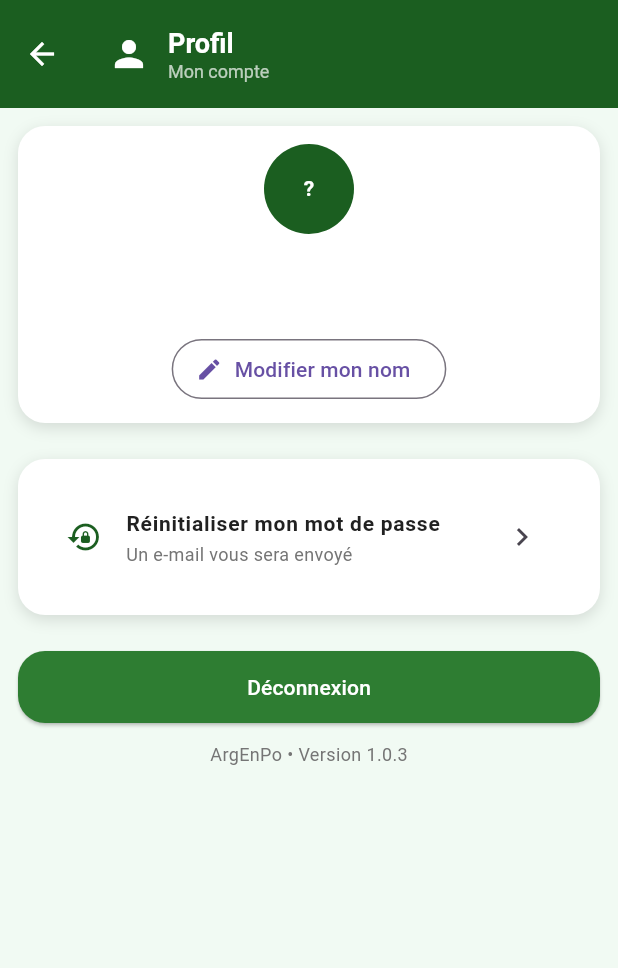
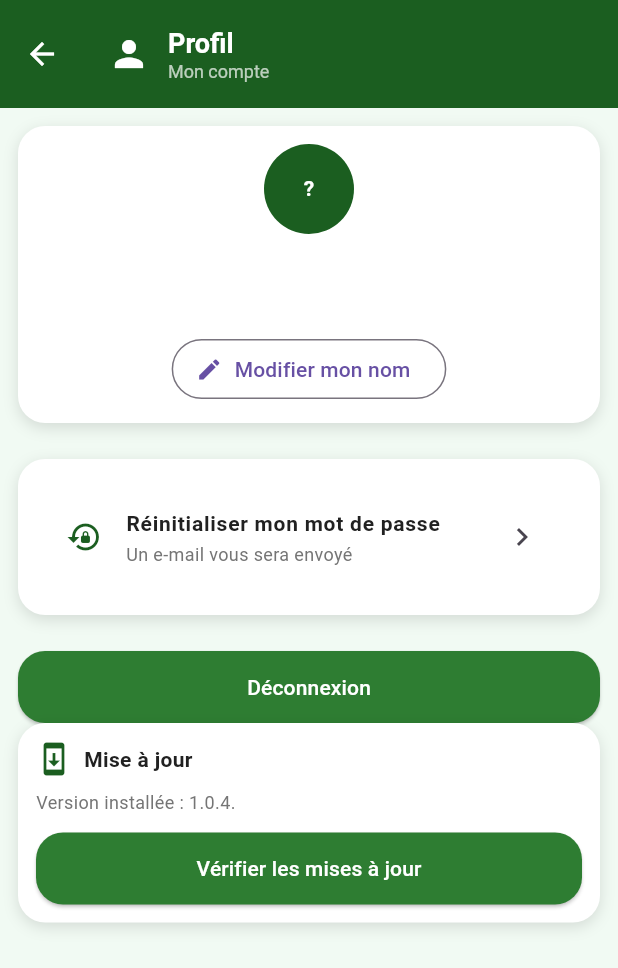
Before and after one commit to Jumeaweb/ArgEnPo, a Flutter app: the ProfileScreen screen opened directly, on a phone screen of 412 x 824 dp. Shown: the top 968 px of the screen. Run offline on Flutter 3.47's test engine with Material 3 defaults, Android fonts, the phone set to English and light mode, and no system bars; our stand-ins replace open_filex, package_info_plus, shared_preferences, supabase_flutter; accounts and stored records are empty; network calls fail.

Commit message:
v1.0.4 : mise à jour in-app (bannière d'accueil, carte Profil, téléchargement APK + installeur)
Generated by Mistral Vibe.
Co-Authored-By: Mistral Vibe <vibe@mistral.ai>

```diff
--- a/lib/screens/home_screen.dart
+++ b/lib/screens/home_screen.dart
@@ -15,6 +15,7 @@ import '../services/repayment_service.dart';
 import '../services/user_service.dart';
 
 import '../theme/theme.dart';
+import '../widgets/update_card.dart';
 import '../widgets/widgets.dart';
 
 import 'create_group_screen.dart';
@@ -316,6 +317,9 @@ class _HomeScreenState extends State<HomeScreen> {
         child: ListView(
           padding: const EdgeInsets.all(AppDimensions.padding),
           children: [
+            // Mise à jour : la carte ne s'affiche que si une nouvelle
+            // version est disponible sur GitHub.
+            const UpdateCard(silentWhenUpToDate: true),
             Text(
               displayName.isEmpty
                   ? 'Bonjour !'
--- a/lib/screens/profile_screen.dart
+++ b/lib/screens/profile_screen.dart
@@ -1,11 +1,11 @@
 import 'package:flutter/material.dart';
-import 'package:package_info_plus/package_info_plus.dart';
 import 'package:supabase_flutter/supabase_flutter.dart';
 
 import '../services/auth_service.dart';
 import '../services/refresh_bus.dart';
 import '../services/user_service.dart';
 import '../theme/theme.dart';
+import '../widgets/update_card.dart';
 import '../widgets/widgets.dart';
 
 import 'login_screen.dart';
@@ -23,14 +23,12 @@ class _ProfileScreenState extends State<ProfileScreen> {
 
   String displayName = '';
   String email = '';
-  String appVersion = '';
   bool saving = false;
 
   @override
   void initState() {
     super.initState();
     loadProfile();
-    loadVersion();
   }
 
   Future<void> loadProfile() async {
@@ -44,16 +42,6 @@ class _ProfileScreenState extends State<ProfileScreen> {
     setState(() {
       displayName = name;
       email = user.email ?? '';
-    });
-  }
-
-  Future<void> loadVersion() async {
-    final packageInfo = await PackageInfo.fromPlatform();
-
-    if (!mounted) return;
-
-    setState(() {
-      appVersion = packageInfo.version;
     });
   }
 
@@ -251,13 +239,7 @@ class _ProfileScreenState extends State<ProfileScreen> {
             text: 'Déconnexion',
             onPressed: _signOut,
           ),
-          const SizedBox(height: AppDimensions.padding),
-          Center(
-            child: Text(
-              appVersion.isEmpty ? 'ArgEnPo' : 'ArgEnPo • Version $appVersion',
-              style: AppTextStyles.subtitle,
-            ),
-          ),
+          const UpdateCard(),
         ],
       ),
     );
--- /dev/null
+++ b/lib/widgets/update_card.dart
@@ -0,0 +1,272 @@
+import 'package:flutter/material.dart';
+import 'package:package_info_plus/package_info_plus.dart';
+
+import '../services/update_service.dart';
+import '../theme/theme.dart';
+import 'widgets.dart';
+
+/// Carte « Mise à jour » :
+/// - en mode [silentWhenUpToDate] (tableau de bord), la carte ne s'affiche
+///   que si une mise à jour est disponible ;
+/// - en mode normal (Profil), la carte est toujours visible avec un bouton
+///   « Vérifier ».
+///
+/// Le flux : vérification auprès de GitHub -> téléchargement APK avec
+/// barre de progression -> ouverture de l'installeur Android. L'utilisateur
+/// confirme alors l'installation (Windows-like) et l'app redémarre sur la
+/// nouvelle version, données conservées.
+class UpdateCard extends StatefulWidget {
+  final bool silentWhenUpToDate;
+
+  const UpdateCard({
+    super.key,
+    this.silentWhenUpToDate = false,
+  });
+
+  @override
+  State<UpdateCard> createState() => _UpdateCardState();
+}
+
+enum _UpdateState {
+  unknown,      // Pas encore vérifié.
+  checking,     // Vérification en cours.
+  upToDate,     // Dernière version installée.
+  available,    // Une nouvelle version existe.
+  downloading,  // Téléchargement en cours.
+  installing,   // Installeur ouvert, l'utilisateur confirme.
+  error,        // Échec (message dans _errorMessage).
+}
+
+class _UpdateCardState extends State<UpdateCard> {
+  _UpdateState _state = _UpdateState.unknown;
+  String? _errorMessage;
+  String _currentVersion = '';
+  String _latestVersion = '';
+  double _progress = 0;
+
+  @override
+  void initState() {
+    super.initState();
+
+    PackageInfo.fromPlatform().then((info) {
+      if (!mounted) return;
+      setState(() => _currentVersion = info.version);
+
+      // Dès l'ouverture, la vérification est faite (silencieuse en cas
+      // d'échec réseau : on n'accable pas l'utilisateur sans le wifi).
+      _check(manual: false);
+    });
+  }
+
+  Future<void> _check({required bool manual}) async {
+    if (_state == _UpdateState.checking || _state == _UpdateState.downloading) {
+      return;
+    }
+
+    setState(() {
+      _state = _UpdateState.checking;
+      _errorMessage = null;
+    });
+
+    try {
+      final check = await UpdateService.instance.checkForUpdate(
+        currentVersion: _currentVersion,
+      );
+
+      if (!mounted) return;
+
+      setState(() {
+        _latestVersion = check.latestVersion;
+        _state = check.updateAvailable
+            ? _UpdateState.available
+            : _UpdateState.upToDate;
+      });
+    } on UpdateException catch (e) {
+      if (!mounted) return;
+
+      setState(() {
+        _state = manual ? _UpdateState.error : _UpdateState.unknown;
+        _errorMessage = e.message;
+      });
+    } catch (e) {
+      if (!mounted) return;
+
+      setState(() {
+        _state = manual ? _UpdateState.error : _UpdateState.unknown;
+        _errorMessage = 'Erreur inattendue : $e';
+      });
+    }
+  }
+
+  Future<void> _install() async {
+    setState(() {
+      _state = _UpdateState.downloading;
+      _progress = 0;
+    });
+
+    try {
+      await UpdateService.instance.downloadAndInstall(
+        onProgress: (p) {
+          if (!mounted) return;
+          setState(() => _progress = p);
+        },
+      );
+
+      if (!mounted) return;
+
+      // L'installeur Android est ouvert : l'utilisateur confirme
+      // l'installation (et autorise « apps inconnues » la première fois).
+      setState(() => _state = _UpdateState.installing);
+    } on UpdateException catch (e) {
+      if (!mounted) return;
+
+      setState(() {
+        _state = _UpdateState.error;
+        _errorMessage = e.message;
+      });
+    } catch (e) {
+      if (!mounted) return;
+
+      setState(() {
+        _state = _UpdateState.error;
+        _errorMessage = 'Erreur pendant la mise à jour : $e';
+      });
+    }
+  }
+
+  @override
+  Widget build(BuildContext context) {
+    if (_state == _UpdateState.unknown && widget.silentWhenUpToDate) {
+      // Pas de mise à jour (ou réseau indisponible) : rien à afficher.
+      return const SizedBox.shrink();
+    }
+
+    return AppCard(
+      padding: const EdgeInsets.all(AppDimensions.padding),
+      child: Column(
+        crossAxisAlignment: CrossAxisAlignment.start,
+        children: [
+          Row(
+            children: [
+              const Icon(Icons.system_update, color: AppColors.primary),
+              const SizedBox(width: 8),
+              Expanded(
+                child: Text(
+                  'Mise à jour',
+                  style: AppTextStyles.title,
+                ),
+              ),
+            ],
+          ),
+          const SizedBox(height: 8),
+          _buildBody(),
+        ],
+      ),
+    );
+  }
+
+  Widget _buildBody() {
+    switch (_state) {
+      case _UpdateState.checking:
+        return const Row(
+          children: [
+            SizedBox(
+              width: 16,
+              height: 16,
+              child: CircularProgressIndicator(strokeWidth: 2),
+            ),
+            SizedBox(width: 12),
+            Expanded(
+              child: Text(
+                'Vérification de la dernière version…',
+                style: AppTextStyles.subtitle,
+              ),
+            ),
+          ],
+        );
+
+      case _UpdateState.upToDate:
+        return Text(
+          'ArgEnPo $_currentVersion est à jour.',
+          style: AppTextStyles.subtitle,
+        );
+
+      case _UpdateState.available:
+        return Column(
+          crossAxisAlignment: CrossAxisAlignment.start,
+          children: [
+            Text(
+              'Nouvelle version $_latestVersion disponible '
+              '(version installée : $_currentVersion).',
+              style: AppTextStyles.subtitle,
+            ),
+            const SizedBox(height: 12),
+            AppButton(
+              text: 'Mettre à jour',
+              icon: Icons.download,
+              onPressed: _install,
+            ),
+          ],
+        );
+
+      case _UpdateState.downloading:
+        return Column(
+          crossAxisAlignment: CrossAxisAlignment.start,
+          children: [
+            Text(
+              'Téléchargement… ${(_progress * 100).round()} %',
+              style: AppTextStyles.subtitle,
+            ),
+            const SizedBox(height: 8),
+            LinearProgressIndicator(value: _progress > 0 ? _progress : null),
+          ],
+        );
+
+      case _UpdateState.installing:
+        return Column(
+          crossAxisAlignment: CrossAxisAlignment.start,
+          children: [
+            Text(
+              'Confirmez l\'installation dans l\'écran système qui s\'est '
+              'ouvert. ArgEnPo redémarrera avec la nouvelle version et vos '
+              'données seront conservées.',
+              style: AppTextStyles.subtitle,
+            ),
+          ],
+        );
+
+      case _UpdateState.error:
+        return Column(
+          crossAxisAlignment: CrossAxisAlignment.start,
+          children: [
+            Text(
+              _errorMessage ?? 'Erreur inconnue',
+              style: AppTextStyles.subtitle,
+            ),
+            const SizedBox(height: 12),
+            AppButton(
+              text: 'Réessayer',
+              icon: Icons.refresh,
+              onPressed: () => _check(manual: true),
+            ),
+          ],
+        );
+
+      case _UpdateState.unknown:
+        return Column(
+          crossAxisAlignment: CrossAxisAlignment.start,
+          children: [
+            Text(
+              'Version installée : $_currentVersion.',
+              style: AppTextStyles.subtitle,
+            ),
+            const SizedBox(height: 12),
+            AppButton(
+              text: 'Vérifier les mises à jour',
+              onPressed: () => _check(manual: true),
+            ),
+          ],
+        );
+    }
+  }
+}
--- a/pubspec.yaml
+++ b/pubspec.yaml
@@ -16,7 +16,7 @@ publish_to: 'none' # Remove this line if you wish to publish to pub.dev
 # https://developer.apple.com/library/archive/documentation/General/Reference/InfoPlistKeyReference/Articles/CoreFoundationKeys.html
 # In Windows, build-name is used as the major, minor, and patch parts
 # of the product and file versions while build-number is used as the build suffix.
-version: 1.0.3+4
+version: 1.0.4+5
 
 environment:
   sdk: ^3.12.2
@@ -42,6 +42,9 @@ dependencies:
   url_launcher: ^6.3.3
   uuid: ^4.6.0
   shared_preferences: ^2.5.6
+  http: ^1.6.0
+  path_provider: ^2.1.6
+  open_filex: ^5.0.0
 
 dev_dependencies:
   flutter_test:
```
Also changed, not shown: lib/services/update_service.dart (added, +211 -0 lines), pubspec.lock, 1 other file.
